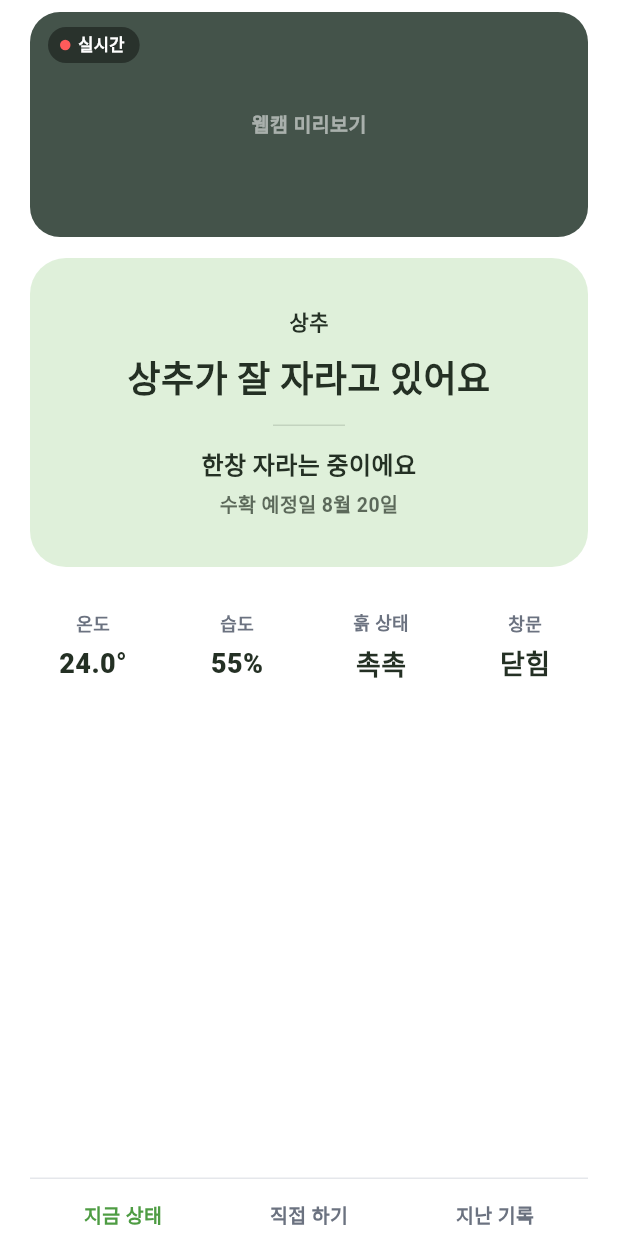
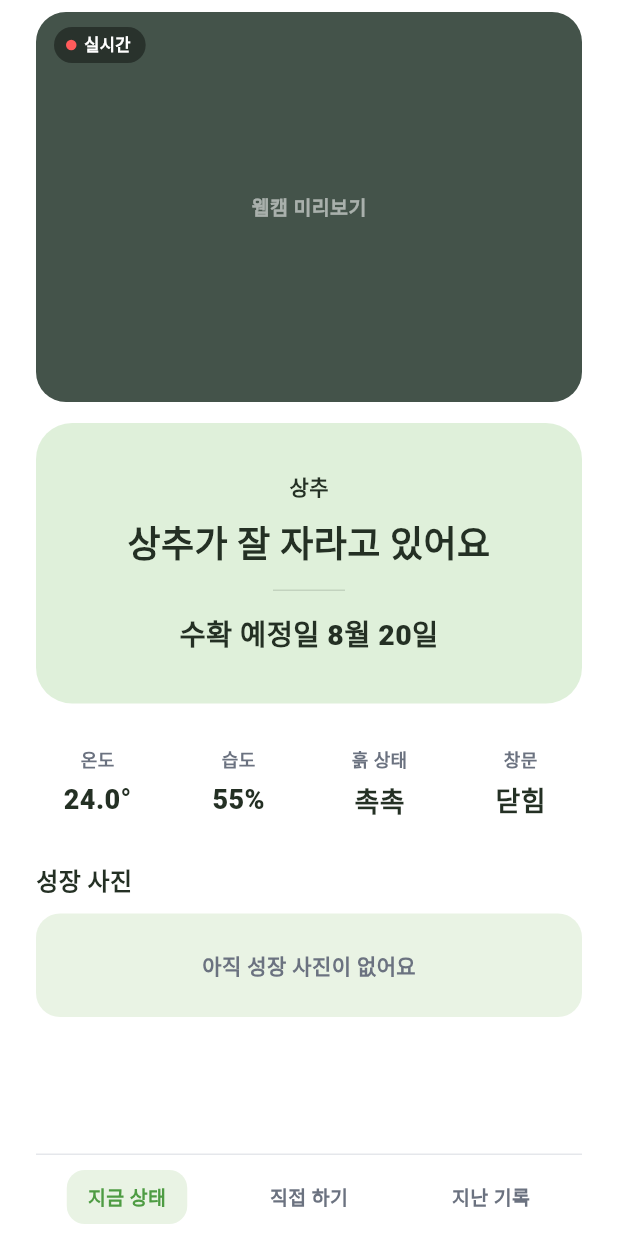
Before and after one commit to namjin22/goblin, a Flutter app: the HomeShell screen opened directly, on a phone screen of 412 x 824 dp. Run offline on Flutter 3.47's test engine with Material 3 defaults, Android fonts, the phone set to English and light mode, and no system bars; our stand-ins replace shared_preferences; accounts and stored records are empty; network calls fail.

Commit message:
Add weekly growth-photo timeline, fix nav bar jitter, UI polish
Backend:
- vision.py: save_snapshot() to persist a webcam frame to disk
- controller.py: save one growth photo per week per crop (resets
  when the recognized crop changes), via new GROWTH_PHOTO_DIR/INTERVAL
- state.py: growth_photos store, filterable by crop_key
- server.py: GET /api/growth_photos + static file serving
- growth_photos/ added to .gitignore (generated, per-device)

App:
- FarmApi.fetchGrowthPhotos() + photoUrl() helper
- Status screen shows a horizontal weekly photo strip
- Bottom nav bar is now owned by HomeShell (shared Scaffold), not
  duplicated per screen — screens previously had different horizontal
  padding, so the same nav bar rendered at different x-positions
  depending on which screen was active
- Bottom nav no longer changes font-weight on selection (was causing
  the label width, and therefore position, to shift on tap)
- Camera preview enlarged, growth-stage line dropped in favor of a
  larger harvest-date line

```diff
--- a/app/lib/models/farm_status.dart
+++ b/app/lib/models/farm_status.dart
@@ -100,3 +100,20 @@ class HistoryItem {
         detail: json['detail'] as String? ?? '',
       );
 }
+
+/// server.py `/api/growth_photos`의 항목 하나 — 일주일에 한 번 남긴 성장 스냅샷.
+class GrowthPhoto {
+  const GrowthPhoto({required this.week, required this.cropName, required this.url});
+
+  final int week;
+  final String cropName;
+
+  /// 서버 기준 상대 경로(예: `/growth_photos/xxx.jpg`) — FarmApi.baseUrl과 이어붙여야 한다.
+  final String url;
+
+  factory GrowthPhoto.fromJson(Map<String, dynamic> json) => GrowthPhoto(
+        week: json['week'] as int,
+        cropName: json['crop_name'] as String? ?? '',
+        url: json['url'] as String,
+      );
+}
--- a/app/lib/screens/home/home_shell.dart
+++ b/app/lib/screens/home/home_shell.dart
@@ -1,9 +1,14 @@
 import 'package:flutter/material.dart';
+import '../../widgets/bottom_nav_bar.dart';
 import 'history_screen.dart';
 import 'manual_screen.dart';
 import 'status_screen.dart';
 
 /// 명세서 5번 화면 구성 - 3화면으로 제한: [1]지금 상태 [2]직접 하기 [3]지난 기록
+///
+/// 하단 탭바를 화면마다 따로 두면 각 화면의 좌우 여백이 달라 탭 위치가
+/// 화면 전환마다 미묘하게 움직여 보인다. 그래서 탭바는 여기 한 곳에서만
+/// 만들고, 각 화면은 내용만 돌려준다.
 class HomeShell extends StatefulWidget {
   const HomeShell({super.key});
 
@@ -18,13 +23,21 @@ class _HomeShellState extends State<HomeShell> {
 
   @override
   Widget build(BuildContext context) {
-    switch (_index) {
-      case 1:
-        return ManualScreen(navIndex: _index, onNavChanged: _onNavChanged);
-      case 2:
-        return HistoryScreen(navIndex: _index, onNavChanged: _onNavChanged);
-      default:
-        return StatusScreen(navIndex: _index, onNavChanged: _onNavChanged);
-    }
+    final body = switch (_index) {
+      1 => const ManualScreen(),
+      2 => const HistoryScreen(),
+      _ => const StatusScreen(),
+    };
+
+    return Scaffold(
+      body: SafeArea(bottom: false, child: body),
+      bottomNavigationBar: SafeArea(
+        top: false,
+        child: Padding(
+          padding: const EdgeInsets.fromLTRB(24, 4, 24, 8),
+          child: BottomNavBar(index: _index, onChanged: _onNavChanged, light: true),
+        ),
+      ),
+    );
   }
 }
--- a/app/lib/screens/home/status_screen.dart
+++ b/app/lib/screens/home/status_screen.dart
@@ -3,7 +3,6 @@ import 'package:flutter/material.dart';
 import '../../models/farm_status.dart';
 import '../../services/farm_api.dart';
 import '../../theme/app_colors.dart';
-import '../../widgets/bottom_nav_bar.dart';
 
 extension on FarmLevel {
   Color get background => switch (this) {
@@ -17,10 +16,7 @@ extension on FarmLevel {
 /// 실제 시스템은 한 번에 한 작물만 인식한다(웹캠 1대 · 화분 1개 기준) — 여러 작물을
 /// 동시에 보여주는 대시보드가 아니라 지금 카메라 앞에 있는 작물 하나의 상태를 보여준다.
 class StatusScreen extends StatefulWidget {
-  const StatusScreen({super.key, required this.navIndex, required this.onNavChanged});
-
-  final int navIndex;
-  final ValueChanged<int> onNavChanged;
+  const StatusScreen({super.key});
 
   @override
   State<StatusScreen> createState() => _StatusScreenState();
@@ -31,10 +27,13 @@ class _StatusScreenState extends State<StatusScreen> {
   bool _hasRealData = false;
   Timer? _poller;
 
+  List<GrowthPhoto> _photos = const [];
+
   @override
   void initState() {
     super.initState();
     _refresh();
+    _refreshPhotos();
     _poller = Timer.periodic(const Duration(seconds: 2), (_) => _refresh());
   }
 
@@ -56,12 +55,17 @@ class _StatusScreenState extends State<StatusScreen> {
     }
   }
 
+  Future<void> _refreshPhotos() async {
+    // 사진은 일주일에 한 번만 늘어나므로 상태처럼 자주 폴링할 필요는 없다.
+    final fetched = await FarmApi.fetchGrowthPhotos();
+    if (!mounted || fetched == null) return;
+    setState(() => _photos = fetched);
+  }
+
   @override
   Widget build(BuildContext context) {
-    return Scaffold(
-      body: SafeArea(
-        child: Padding(
-          padding: const EdgeInsets.symmetric(horizontal: 20),
+    return SingleChildScrollView(
+      padding: const EdgeInsets.symmetric(horizontal: 24),
       child: Column(
         children: [
           const SizedBox(height: 8),
@@ -70,11 +74,10 @@ class _StatusScreenState extends State<StatusScreen> {
           _StatusCard(state: _state),
           const SizedBox(height: 14),
           _FactsGrid(state: _state),
-              const Spacer(),
-              BottomNavBar(index: widget.navIndex, onChanged: widget.onNavChanged, light: true),
+          const SizedBox(height: 14),
+          _GrowthPhotoStrip(photos: _photos),
+          const SizedBox(height: 8),
         ],
-          ),
-        ),
       ),
     );
   }
@@ -88,7 +91,7 @@ class _CameraPreview extends StatelessWidget {
     // TODO: vision.py 웹캠 프레임을 MJPEG 등으로 받아 실제 영상으로 교체 — 현재 server.py엔 영상 스트리밍 엔드포인트가 없다.
     return Container(
       width: double.infinity,
-      height: 150,
+      height: 260,
       decoration: BoxDecoration(color: AppColors.camPreview, borderRadius: BorderRadius.circular(20)),
       child: Stack(
         children: [
@@ -137,23 +140,15 @@ class _StatusCard extends StatelessWidget {
             textAlign: TextAlign.center,
             style: const TextStyle(color: AppColors.ink, fontSize: 24, fontWeight: FontWeight.w800, height: 1.4),
           ),
-          if (state.growthStage != null) ...[
+          if (state.harvestDate != null) ...[
             const SizedBox(height: 14),
             Container(height: 1, width: 48, color: AppColors.ink.withValues(alpha: 0.15)),
             const SizedBox(height: 14),
             Text(
-              state.growthStage!,
-              textAlign: TextAlign.center,
-              style: const TextStyle(color: AppColors.ink, fontSize: 16, fontWeight: FontWeight.w700),
-            ),
-            if (state.harvestDate != null) ...[
-              const SizedBox(height: 4),
-              Text(
               '수확 예정일 ${state.harvestDate}',
               textAlign: TextAlign.center,
-                style: TextStyle(color: AppColors.ink.withValues(alpha: 0.7), fontSize: 13, fontWeight: FontWeight.w600),
+              style: const TextStyle(color: AppColors.ink, fontSize: 19, fontWeight: FontWeight.w800),
             ),
-            ],
           ],
         ],
       ),
@@ -186,6 +181,78 @@ class _FactsGrid extends StatelessWidget {
   }
 }
 
+/// 일주일 간격으로 웹캠이 찍어둔 성장 스냅샷 — server.py `/api/growth_photos`.
+class _GrowthPhotoStrip extends StatelessWidget {
+  const _GrowthPhotoStrip({required this.photos});
+
+  final List<GrowthPhoto> photos;
+
+  @override
+  Widget build(BuildContext context) {
+    return Align(
+      alignment: Alignment.centerLeft,
+      child: Column(
+        crossAxisAlignment: CrossAxisAlignment.start,
+        children: [
+          const Text('성장 사진', style: TextStyle(color: AppColors.ink, fontSize: 16, fontWeight: FontWeight.w800)),
+          const SizedBox(height: 10),
+          if (photos.isEmpty)
+            Container(
+              width: double.infinity,
+              padding: const EdgeInsets.symmetric(vertical: 24),
+              decoration: BoxDecoration(color: AppColors.greenLight, borderRadius: BorderRadius.circular(16)),
+              child: const Center(
+                child: Text('아직 성장 사진이 없어요', style: TextStyle(color: AppColors.sub, fontSize: 14, fontWeight: FontWeight.w600)),
+              ),
+            )
+          else
+            SizedBox(
+              height: 128,
+              child: ListView.separated(
+                scrollDirection: Axis.horizontal,
+                itemCount: photos.length,
+                separatorBuilder: (_, _) => const SizedBox(width: 10),
+                itemBuilder: (context, i) => _GrowthPhotoThumb(photo: photos[i]),
+              ),
+            ),
+        ],
+      ),
+    );
+  }
+}
+
+class _GrowthPhotoThumb extends StatelessWidget {
+  const _GrowthPhotoThumb({required this.photo});
+
+  final GrowthPhoto photo;
+
+  @override
+  Widget build(BuildContext context) {
+    return Column(
+      children: [
+        ClipRRect(
+          borderRadius: BorderRadius.circular(14),
+          child: Image.network(
+            FarmApi.photoUrl(photo.url),
+            width: 96,
+            height: 96,
+            fit: BoxFit.cover,
+            errorBuilder: (context, error, stack) => Container(
+              width: 96,
+              height: 96,
+              color: AppColors.greenLight,
+              alignment: Alignment.center,
+              child: const Icon(Icons.image_not_supported_outlined, color: AppColors.sub, size: 28),
+            ),
+          ),
+        ),
+        const SizedBox(height: 6),
+        Text('${photo.week + 1}주차', style: const TextStyle(color: AppColors.sub, fontSize: 12, fontWeight: FontWeight.w600)),
+      ],
+    );
+  }
+}
+
 class _Fact extends StatelessWidget {
   const _Fact({required this.label, required this.value});
 
--- a/app/lib/services/farm_api.dart
+++ b/app/lib/services/farm_api.dart
@@ -57,6 +57,20 @@ class FarmApi {
       return null;
     }
   }
+
+  static Future<List<GrowthPhoto>?> fetchGrowthPhotos() async {
+    try {
+      final res = await http.get(Uri.parse('$baseUrl/api/growth_photos')).timeout(_timeout);
+      if (res.statusCode != 200) return null;
+      final items = (jsonDecode(res.body) as Map<String, dynamic>)['items'] as List;
+      return items.map((e) => GrowthPhoto.fromJson(e as Map<String, dynamic>)).toList();
+    } catch (_) {
+      return null;
+    }
+  }
+
+  /// `url`(서버 기준 상대 경로)을 절대 주소로 바꾼다.
+  static String photoUrl(String url) => '$baseUrl$url';
 }
 
 class CommandResult {
--- a/app/lib/widgets/bottom_nav_bar.dart
+++ b/app/lib/widgets/bottom_nav_bar.dart
@@ -4,6 +4,8 @@ import '../theme/app_colors.dart';
 const _labels = ['지금 상태', '직접 하기', '지난 기록'];
 
 /// 목업의 .bottomnav / .status-bottomnav — 화면 배경에 맞춰 밝은/어두운 버전을 고른다.
+/// 선택 여부를 글자 굵기로 표시하면 글자 폭이 바뀌어 탭이 떨려 보이므로,
+/// 굵기는 항상 고정하고 선택된 탭 뒤에만 고정 크기 배경 박스를 둔다.
 class BottomNavBar extends StatelessWidget {
   const BottomNavBar({super.key, required this.index, required this.onChanged, this.light = false});
 
@@ -18,6 +20,7 @@ class BottomNavBar extends StatelessWidget {
     final borderColor = light ? AppColors.line : Colors.white.withValues(alpha: 0.3);
     final inactive = light ? AppColors.sub : Colors.white.withValues(alpha: 0.7);
     final active = light ? AppColors.greenDark : Colors.white;
+    final activeBg = light ? AppColors.greenLight : Colors.white.withValues(alpha: 0.18);
 
     return Container(
       padding: const EdgeInsets.only(top: 10),
@@ -29,13 +32,17 @@ class BottomNavBar extends StatelessWidget {
           return GestureDetector(
             onTap: () => onChanged(i),
             behavior: HitTestBehavior.opaque,
-            child: Padding(
-              padding: const EdgeInsets.symmetric(vertical: 4, horizontal: 12),
+            child: Container(
+              padding: const EdgeInsets.symmetric(vertical: 8, horizontal: 14),
+              decoration: BoxDecoration(
+                color: selected ? activeBg : Colors.transparent,
+                borderRadius: BorderRadius.circular(12),
+              ),
               child: Text(
                 _labels[i],
                 style: TextStyle(
                   fontSize: 13,
-                  fontWeight: selected ? FontWeight.w800 : FontWeight.w600,
+                  fontWeight: FontWeight.w700,
                   color: selected ? active : inactive,
                 ),
               ),
```
Also changed, not shown: app/lib/screens/home/history_screen.dart (+2 -11 lines), app/lib/screens/home/manual_screen.dart (+3 -12 lines), 6 other files. Lines whose indentation alone changed are shown as unchanged.
